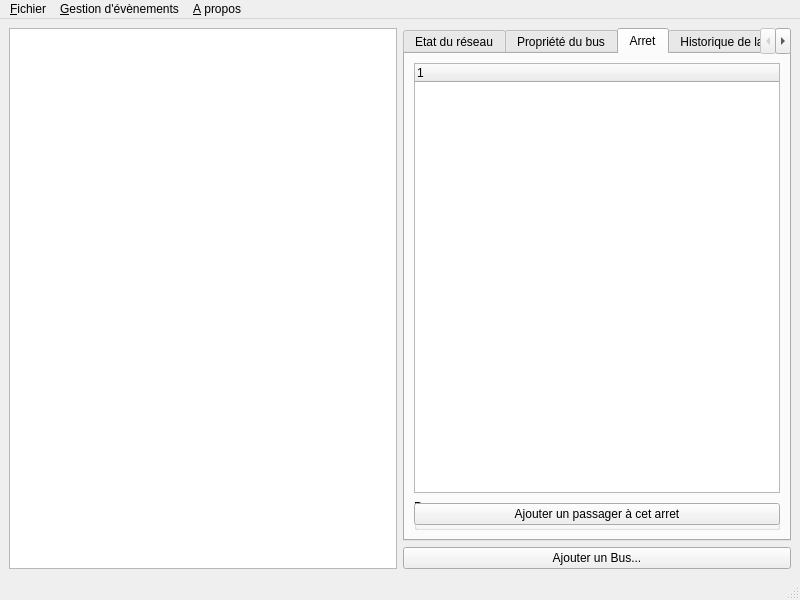
This is src/ui/Isibus.ui in Zenithar/isibus as Qt 5 draws it before an edit. The edited form follows.
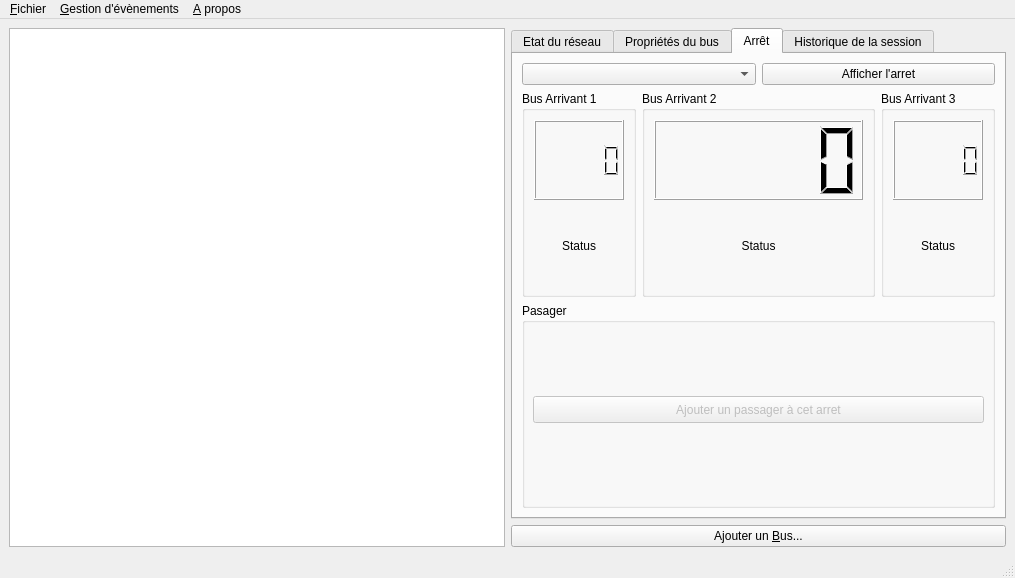
This is the edited form. The open tabs and pages were chosen to show the change. Icons and pictures are not drawn.

What changed in the file:
```diff
--- a/src/ui/Isibus.ui
+++ b/src/ui/Isibus.ui
@@ -5,8 +5,8 @@
    <rect>
     <x>0</x>
     <y>0</y>
-    <width>800</width>
-    <height>600</height>
+    <width>1015</width>
+    <height>578</height>
    </rect>
   </property>
   <property name="windowTitle" >
@@ -62,7 +62,7 @@
       </widget>
       <widget class="QWidget" name="tab_property" >
        <attribute name="title" >
-        <string>Propriété du bus</string>
+        <string>Propriétés du bus</string>
        </attribute>
        <layout class="QGridLayout" >
         <property name="margin" >
@@ -223,7 +223,7 @@
       </widget>
       <widget class="QWidget" name="tab_arret" >
        <attribute name="title" >
-        <string>Arret</string>
+        <string>Arrêt</string>
        </attribute>
        <layout class="QGridLayout" >
         <property name="margin" >
@@ -232,21 +232,121 @@
         <property name="spacing" >
          <number>6</number>
         </property>
-        <item row="0" column="0" >
-         <widget class="QTreeWidget" name="treeWidget_2" />
+        <item row="0" column="2" colspan="2" >
+         <widget class="QPushButton" name="button_viewarret" >
+          <property name="text" >
+           <string>Afficher l'arret</string>
+          </property>
+         </widget>
+        </item>
+        <item row="0" column="0" colspan="2" >
+         <widget class="QComboBox" name="cb_arret" />
         </item>
         <item row="1" column="0" >
+         <widget class="QGroupBox" name="gbBus1" >
+          <property name="title" >
+           <string>Bus Arrivant 1</string>
+          </property>
+          <layout class="QGridLayout" >
+           <property name="margin" >
+            <number>9</number>
+           </property>
+           <property name="spacing" >
+            <number>6</number>
+           </property>
+           <item row="1" column="0" >
+            <widget class="QLabel" name="lcdArretBusStatus1" >
+             <property name="text" >
+              <string>Status</string>
+             </property>
+             <property name="alignment" >
+              <set>Qt::AlignCenter</set>
+             </property>
+            </widget>
+           </item>
+           <item row="0" column="0" >
+            <widget class="QLCDNumber" name="lcdArretBus1" />
+           </item>
+          </layout>
+         </widget>
+        </item>
+        <item row="2" column="0" colspan="4" >
          <widget class="QGroupBox" name="groupBox" >
           <property name="title" >
            <string>Pasager</string>
           </property>
+          <widget class="QPushButton" name="pushButton" >
+           <property name="enabled" >
+            <bool>false</bool>
+           </property>
+           <property name="geometry" >
+            <rect>
+             <x>11</x>
+             <y>93</y>
+             <width>451</width>
+             <height>27</height>
+            </rect>
+           </property>
+           <property name="text" >
+            <string>Ajouter un passager à cet arret</string>
+           </property>
+          </widget>
          </widget>
         </item>
-        <item row="1" column="0" >
-         <widget class="QPushButton" name="pushButton" >
-          <property name="text" >
-           <string>Ajouter un passager à cet arret</string>
+        <item row="1" column="1" colspan="2" >
+         <widget class="QGroupBox" name="gbBus2" >
+          <property name="title" >
+           <string>Bus Arrivant 2</string>
           </property>
+          <layout class="QGridLayout" >
+           <property name="margin" >
+            <number>9</number>
+           </property>
+           <property name="spacing" >
+            <number>6</number>
+           </property>
+           <item row="1" column="0" >
+            <widget class="QLabel" name="lcdArretBusStatus2" >
+             <property name="text" >
+              <string>Status</string>
+             </property>
+             <property name="alignment" >
+              <set>Qt::AlignCenter</set>
+             </property>
+            </widget>
+           </item>
+           <item row="0" column="0" >
+            <widget class="QLCDNumber" name="lcdArretBus2" />
+           </item>
+          </layout>
+         </widget>
+        </item>
+        <item row="1" column="3" >
+         <widget class="QGroupBox" name="gbBus3" >
+          <property name="title" >
+           <string>Bus Arrivant 3</string>
+          </property>
+          <layout class="QGridLayout" >
+           <property name="margin" >
+            <number>9</number>
+           </property>
+           <property name="spacing" >
+            <number>6</number>
+           </property>
+           <item row="1" column="0" >
+            <widget class="QLabel" name="lcdArretBusStatus3" >
+             <property name="text" >
+              <string>Status</string>
+             </property>
+             <property name="alignment" >
+              <set>Qt::AlignCenter</set>
+             </property>
+            </widget>
+           </item>
+           <item row="0" column="0" >
+            <widget class="QLCDNumber" name="lcdArretBus3" />
+           </item>
+          </layout>
          </widget>
         </item>
        </layout>
@@ -270,30 +370,23 @@
      </widget>
     </item>
     <item row="1" column="1" >
-     <layout class="QGridLayout" >
-      <property name="margin" >
-       <number>0</number>
+     <widget class="QPushButton" name="addBusButton" >
+      <property name="text" >
+       <string>Ajouter un &amp;Bus...</string>
       </property>
-      <property name="spacing" >
-       <number>6</number>
+      <property name="icon" >
+       <iconset>pics/bus_new.png</iconset>
       </property>
-      <item row="0" column="0" colspan="2" >
-       <widget class="QPushButton" name="addBusButton" >
-        <property name="text" >
-         <string>Ajouter un Bus...</string>
-        </property>
-        <property name="icon" >
-         <iconset>pics/bus_new.png</iconset>
-        </property>
-        <property name="iconSize" >
-         <size>
-          <width>30</width>
-          <height>30</height>
-         </size>
-        </property>
-       </widget>
-      </item>
-     </layout>
+      <property name="iconSize" >
+       <size>
+        <width>30</width>
+        <height>30</height>
+       </size>
+      </property>
+     </widget>
+    </item>
+    <item rowspan="2" row="0" column="0" >
+     <widget class="QGraphicsView" name="mainView" />
     </item>
    </layout>
   </widget>
@@ -302,21 +395,21 @@
     <rect>
      <x>0</x>
      <y>0</y>
-     <width>800</width>
+     <width>1015</width>
      <height>29</height>
     </rect>
    </property>
+   <widget class="QMenu" name="menuAbout" >
+    <property name="title" >
+     <string>&amp;A propos</string>
+    </property>
+   </widget>
    <widget class="QMenu" name="menu_File" >
     <property name="title" >
      <string>&amp;Fichier</string>
     </property>
     <addaction name="action_Quit" />
    </widget>
-   <widget class="QMenu" name="menuAbout" >
-    <property name="title" >
-     <string>&amp;A propos</string>
-    </property>
-   </widget>
    <widget class="QMenu" name="menu_Gestion_d_v_nements" >
     <property name="title" >
      <string>&amp;Gestion d'évènements</string>
```
Left out of the diff: 136 changed lines with no effect on the pictures.
